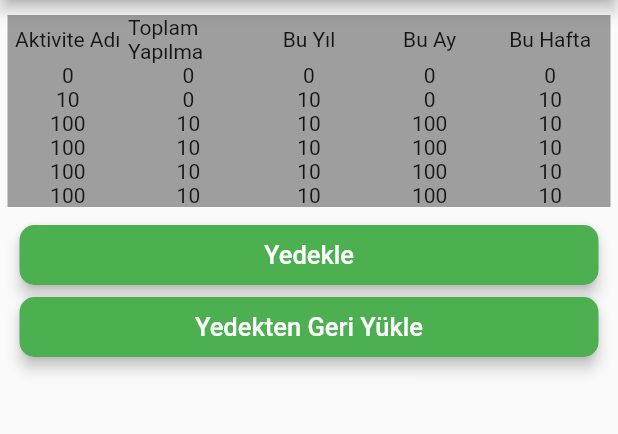
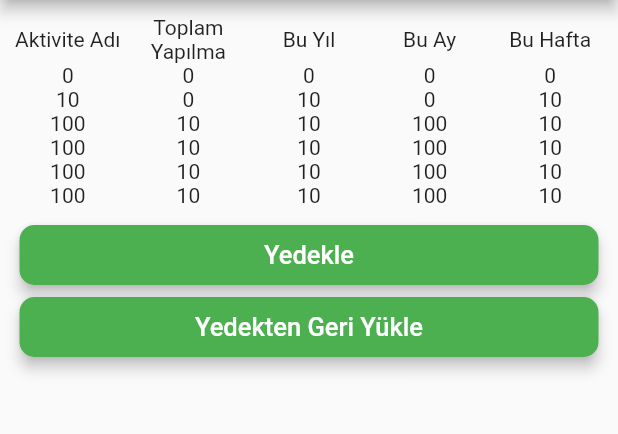
Before and after one commit to EnsPzr/Follow-Yourself-Flutter, a Flutter app: the ReportPage screen opened by its route, on a phone screen of 412 x 824 dp, the part 84-518 px from its top. Run offline on Flutter 3.47's test engine with Material 2 defaults, Android fonts, the phone set to English and light mode, and no system bars; our stand-ins replace date_format, datetime_picker_formfield.

```diff
--- a/lib/pages/activity_status_page.dart
+++ b/lib/pages/activity_status_page.dart
@@ -42,7 +42,7 @@ class _ActivityStatusPageState extends State<ActivityStatusPage> {
                       context: context,
                       firstDate: DateTime(1900),
                       initialDate: currentValue ?? DateTime.now(),
-                      lastDate: DateTime(2100));
+                      lastDate: DateTime.now());
                 },
               ),
               SizedBox(
--- a/lib/pages/report_page.dart
+++ b/lib/pages/report_page.dart
@@ -68,34 +68,53 @@ class ReportPage extends StatelessWidget {
 
 Container addRow(double columnWidth, str1, str2, str3, str4, str5) {
   return Container(
-    color: Colors.grey,
+    // color: Colors.grey,
     child: Row(
       mainAxisSize: MainAxisSize.max,
       children: <Widget>[
         Container(
           alignment: Alignment.center,
           width: columnWidth,
-          child: Center(child: Text(str1)),
+          child: Center(
+              child: Text(
+            str1,
+            textAlign: TextAlign.center,
+          )),
         ),
         Container(
           alignment: Alignment.center,
           width: columnWidth,
-          child: Text(str2),
+          child: Text(
+            str2,
+            textAlign: TextAlign.center,
+          ),
         ),
         Container(
           alignment: Alignment.center,
           width: columnWidth,
-          child: Center(child: Text(str3)),
+          child: Center(
+              child: Text(
+            str3,
+            textAlign: TextAlign.center,
+          )),
         ),
         Container(
           alignment: Alignment.center,
           width: columnWidth,
-          child: Center(child: Text(str4)),
+          child: Center(
+              child: Text(
+            str4,
+            textAlign: TextAlign.center,
+          )),
         ),
         Container(
           alignment: Alignment.center,
           width: columnWidth,
-          child: Center(child: Text(str5)),
+          child: Center(
+              child: Text(
+            str5,
+            textAlign: TextAlign.center,
+          )),
         ),
       ],
     ),
```
Also changed, not shown: lib/pages/activiy_add_or_update_page.dart (+23 -5 lines), lib/pages/drawer_menu.dart (+4 -4 lines), 9 other files.
